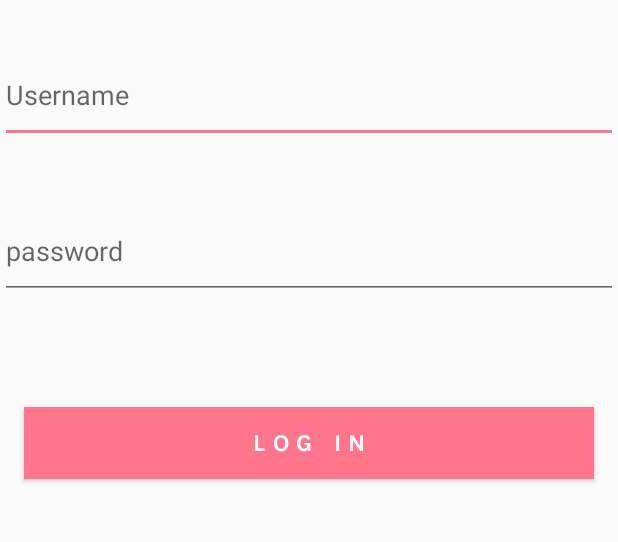
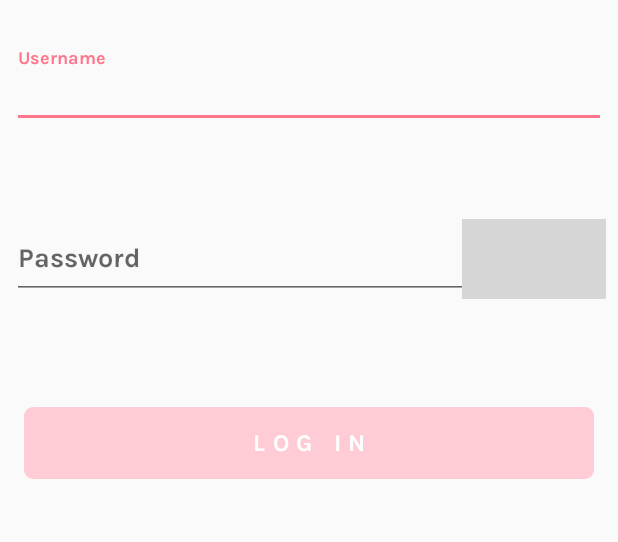
Before and after one commit to brunos252/isa-android-app-brunos252, an Android app: the screen it shows after launch (LoginActivity), on a phone screen of 412 x 824 dp, the part 216-758 px from its top. Run offline under Robolectric (Android 15) with nearby library versions, the phone set to English and light mode, and no system bars; grey boxes are pictures that could not be loaded.

Commit message:
dz1 everything except endIcon

```diff
--- a/app/build.gradle
+++ b/app/build.gradle
@@ -25,9 +25,10 @@ android {
 dependencies {
     implementation fileTree(dir: 'libs', include: ['*.jar'])
     implementation "org.jetbrains.kotlin:kotlin-stdlib-jdk7:$kotlin_version"
-    implementation 'androidx.appcompat:appcompat:1.0.2'
     implementation 'androidx.core:core-ktx:1.0.2'
     implementation 'androidx.constraintlayout:constraintlayout:1.1.3'
+    implementation 'com.google.android.material:material:1.1.0-alpha07'
+    implementation 'com.android.support:support-v4:28.0.0'
     testImplementation 'junit:junit:4.12'
     androidTestImplementation 'androidx.test:runner:1.2.0'
     androidTestImplementation 'androidx.test.espresso:espresso-core:3.2.0'
--- a/app/src/main/java/com/infinum/shows_bruno_sacaric/LoginActivity.kt
+++ b/app/src/main/java/com/infinum/shows_bruno_sacaric/LoginActivity.kt
@@ -1,10 +1,21 @@
 package com.infinum.shows_bruno_sacaric
 
 import android.content.Intent
+import android.graphics.Color
+import android.graphics.drawable.GradientDrawable
 import androidx.appcompat.app.AppCompatActivity
 import android.os.Bundle
+import android.text.Editable
+import android.text.TextWatcher
+import android.util.Log
+import android.util.Patterns
 import android.widget.Button
 import android.widget.TextView
+import android.widget.Toast
+import androidx.core.content.ContextCompat
+import com.google.android.material.textfield.TextInputEditText
+import com.google.android.material.textfield.TextInputLayout
+import java.security.AccessController.getContext
 
 class LoginActivity : AppCompatActivity() {
 
@@ -12,15 +23,76 @@ class LoginActivity : AppCompatActivity() {
         super.onCreate(savedInstanceState)
         setContentView(R.layout.activity_login)
 
-        val button = findViewById<Button>(R.id.LoginButton)
-        val usernameTextView = findViewById<TextView>(R.id.usernameText)
-        val passwordTextView = findViewById<TextView>(R.id.shell)
+        val logInButton = findViewById<Button>(R.id.LoginButton)
+        val usernameLayout = findViewById<TextInputLayout>(R.id.usernameLayout)
+        val usernameText = findViewById<TextInputEditText>(R.id.usernameText)
+        val passwordLayout = findViewById<TextInputLayout>(R.id.passwordLayout)
+        val passwordText = findViewById<TextInputEditText>(R.id.passwordText)
 
-
-        button.setOnClickListener {
+        logInButton.setOnClickListener {
             val intent = Intent(this, WelcomeActivity::class.java)
-            intent.putExtra("USERNAME", usernameTextView.text.toString())
+            intent.putExtra("USERNAME", usernameText.text.toString())
             startActivity(intent)
         }
+
+        usernameLayout.setEndIconOnClickListener {
+            usernameLayout.setEndIconActivated(false)
+            Log.d("listen", "i did")
+        }
+
+        var usrnmOK = false
+        var passOK = false
+        logInButton.isEnabled = false
+
+        usernameText.addTextChangedListener(object: TextWatcher {
+            override fun afterTextChanged(s: Editable?) {
+            }
+
+            override fun beforeTextChanged(s: CharSequence?, start: Int, count: Int, after: Int) {
+            }
+
+            override fun onTextChanged(s: CharSequence?, start: Int, before: Int, count: Int) {
+                usrnmOK = s.toString().isNotEmpty() && Patterns.EMAIL_ADDRESS.matcher(s.toString()).matches()
+                if(usrnmOK && passOK){
+                    logInButton.isEnabled = true
+                    logInButton.background = getDrawable(R.drawable.button_rounded)
+                } else {
+                    logInButton.isEnabled = false
+                    logInButton.background = getDrawable(R.drawable.button_rounded_inactive)
+                }
+                if(!usrnmOK && !s.isNullOrEmpty() ){
+                    usernameLayout.error = "Invalid email"
+                } else{
+                    usernameLayout.error = null
+                }
+
+            }
+        })
+
+        var counter = 0
+        passwordText.addTextChangedListener(object : TextWatcher {
+            override fun afterTextChanged(s: Editable?) {
+            }
+
+            override fun beforeTextChanged(s: CharSequence?, start: Int, count: Int, after: Int) {
+            }
+
+            override fun onTextChanged(s: CharSequence?, start: Int, before: Int, count: Int) {
+                if(before != 1){
+                    counter++
+                } else{
+                    counter--
+                }
+                passOK = counter >= 8
+                if(usrnmOK && passOK){
+                    logInButton.isEnabled = true
+                    logInButton.background = getDrawable(R.drawable.button_rounded)
+                } else{
+                    logInButton.isEnabled = false
+                    logInButton.background = getDrawable(R.drawable.button_rounded_inactive)
+                }
+            }
+
+        })
     }
 }
--- a/app/src/main/java/com/infinum/shows_bruno_sacaric/WelcomeActivity.kt
+++ b/app/src/main/java/com/infinum/shows_bruno_sacaric/WelcomeActivity.kt
@@ -3,6 +3,7 @@ package com.infinum.shows_bruno_sacaric
 import androidx.appcompat.app.AppCompatActivity
 import android.os.Bundle
 import android.widget.TextView
+import com.google.android.material.textfield.TextInputEditText
 
 class WelcomeActivity : AppCompatActivity() {
 
--- /dev/null
+++ b/app/src/main/res/drawable/button_rounded.xml
@@ -0,0 +1,5 @@
+<?xml version="1.0" encoding="utf-8"?>
+<shape android:shape="rectangle" xmlns:android="http://schemas.android.com/apk/res/android">
+    <solid android:color="@color/colorAccent"/>
+    <corners android:radius="6dp"/>
+</shape>
--- /dev/null
+++ b/app/src/main/res/drawable/button_rounded_inactive.xml
@@ -0,0 +1,5 @@
+<?xml version="1.0" encoding="utf-8"?>
+<shape android:shape="rectangle" xmlns:android="http://schemas.android.com/apk/res/android">
+    <solid android:color="@color/unAccent"/>
+    <corners android:radius="6dp"/>
+</shape>
--- a/app/src/main/res/layout/activity_login.xml
+++ b/app/src/main/res/layout/activity_login.xml
@@ -15,59 +15,69 @@
             android:layout_marginTop="48dp" app:layout_constraintTop_toTopOf="parent"
 
             app:layout_constraintEnd_toEndOf="parent"/>
-    <EditText
+
+    <com.google.android.material.textfield.TextInputLayout
             android:layout_width="match_parent"
-            android:layout_height="64dp"
-            android:inputType="textEmailAddress"
+            android:layout_height="104dp"
             android:hint="Username"
-            android:text=""
-            android:ems="10"
-            tools:layout_editor_absoluteX="0dp" android:id="@+id/usernameText" android:layout_marginTop="31dp"
-            app:layout_constraintTop_toBottomOf="@+id/logoImage"/>
+            android:id="@+id/usernameLayout"
+            android:layout_marginTop="31dp"
+            android:layout_marginBottom="40dp"
+            android:fontFamily="@font/karla_bold"
+            app:layout_constraintTop_toBottomOf="@+id/logoImage" app:layout_constraintStart_toStartOf="parent"
+            android:layout_marginStart="8dp" app:layout_constraintEnd_toEndOf="parent" android:layout_marginEnd="8dp">
 
-    <!--<com.google.android.material.textfield.TextInputLayout
-            android:layout_width="match_parent"
-            android:layout_height="64dp"
-            android:layout_marginTop="40dp"
-            android:id="@+id/shell"
-            app:layout_constraintTop_toBottomOf="@+id/usernameText"
-            app:passwordToggleContentDescription="@string/description"
-            app:passwordToggleDrawable="@drawable/custom_toggle"
-            app:passwordToggleEnabled="true"
-            app:passwordToggleTint="@color/colorAccent">
         <com.google.android.material.textfield.TextInputEditText
                 android:layout_width="match_parent"
                 android:layout_height="wrap_content"
-                android:hint="password"
-                android:inputType="textPassword"/>
-    </com.google.android.material.textfield.TextInputLayout>-->
+                android:inputType="textEmailAddress"
+                android:id="@+id/usernameText"
+                android:fontFamily="@font/karla_bold"
 
-    <EditText
+        />
+    </com.google.android.material.textfield.TextInputLayout>
+
+
+    <com.google.android.material.textfield.TextInputLayout
             android:layout_width="match_parent"
             android:layout_height="64dp"
-            android:id="@+id/shell"
-            android:hint="password"
-            android:layout_marginTop="40dp"
-            app:layout_constraintTop_toBottomOf="@+id/usernameText"
-            android:inputType="textPassword"
-    />
+            android:hint="Password"
+            android:id="@+id/passwordLayout"
+            app:endIconMode="custom"
+            android:fontFamily="@font/karla_bold"
+            app:endIconDrawable="@drawable/ic_show_password"
+            app:layout_constraintTop_toBottomOf="@+id/usernameLayout" android:layout_marginStart="8dp"
+            app:layout_constraintStart_toStartOf="parent" android:layout_marginEnd="8dp"
+            app:layout_constraintEnd_toEndOf="parent">
 
+        <com.google.android.material.textfield.TextInputEditText
+                android:layout_width="match_parent"
+                android:layout_height="wrap_content"
+                android:inputType="textPassword"
+                android:id="@+id/passwordText"
+                android:fontFamily="@font/karla_bold"
+        />
+
+
+    </com.google.android.material.textfield.TextInputLayout>
 
     <Button
             android:text="LOG IN"
             android:layout_width="match_parent"
             android:layout_height="48dp"
             android:id="@+id/LoginButton"
-            android:background="@color/colorAccent"
+            android:background="@drawable/button_rounded_inactive"
             android:textColor="#ffffff"
             android:textSize="16sp"
+            android:lineHeight="20sp"
             android:letterSpacing="0.32"
             android:lineSpacingExtra="4sp"
             android:gravity="center"
             app:layout_constraintStart_toStartOf="parent"
             android:layout_marginStart="16dp"
             app:layout_constraintEnd_toEndOf="parent" android:layout_marginEnd="16dp" android:layout_marginTop="72dp"
-            app:layout_constraintTop_toBottomOf="@+id/shell" app:layout_constraintHorizontal_bias="0.498"
-            android:fontFamily="@font/karla_bold" />
+            app:layout_constraintTop_toBottomOf="@+id/passwordLayout" app:layout_constraintHorizontal_bias="0.498"
+            android:fontFamily="@font/karla_bold"
+            android:stateListAnimator="@null"/>
 
 </androidx.constraintlayout.widget.ConstraintLayout>
--- a/app/src/main/res/values/colors.xml
+++ b/app/src/main/res/values/colors.xml
@@ -3,4 +3,5 @@
     <color name="colorPrimary">#008577</color>
     <color name="colorPrimaryDark">#00574B</color>
     <color name="colorAccent">#ff758c</color>
+    <color name="unAccent">#ffccd5</color>
 </resources>
```
